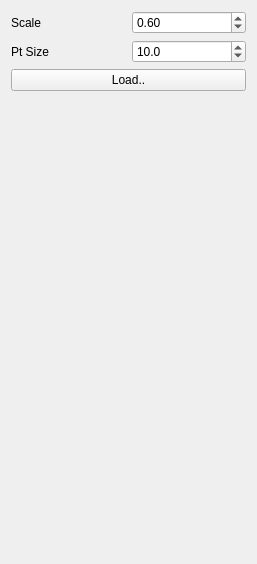
The window that ddtt/experiment/SymRelationViz/SymRelationViz-widget.ui (ialhashim/ddtt-dev) describes before a commit, drawn with Qt 5.
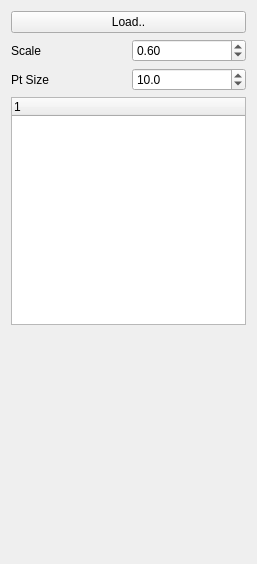
The same window after the commit.

Patch:
```diff
--- a/ddtt/experiment/SymRelationViz/SymRelationViz-widget.ui
+++ b/ddtt/experiment/SymRelationViz/SymRelationViz-widget.ui
@@ -14,6 +14,13 @@
    <string>Form</string>
   </property>
   <layout class="QVBoxLayout" name="verticalLayout">
+   <item>
+    <widget class="QPushButton" name="loadButton">
+     <property name="text">
+      <string>Load..</string>
+     </property>
+    </widget>
+   </item>
    <item>
     <layout class="QHBoxLayout" name="horizontalLayout">
      <item>
@@ -63,10 +70,12 @@
     </layout>
    </item>
    <item>
-    <widget class="QPushButton" name="loadButton">
+    <widget class="QTreeWidget" name="modelTreeWidget">
+     <column>
      <property name="text">
-      <string>Load..</string>
-     </property>
+       <string notr="true">1</string>
+      </property>
+     </column>
     </widget>
    </item>
    <item>
```
Lines whose indentation alone changed are shown as unchanged.
